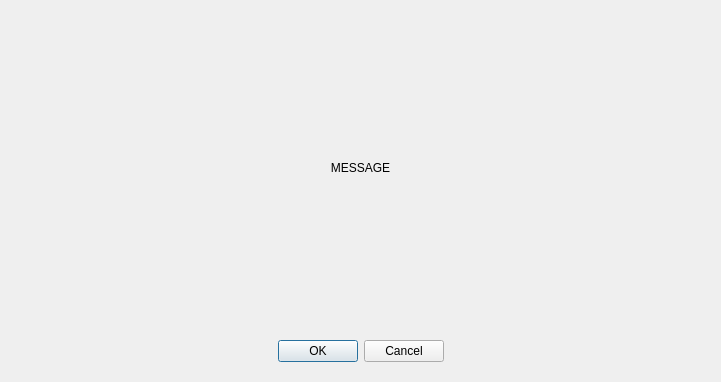
Before: the Qt Designer form Cafe5/c5message.ui in End1-1/Cafe5, drawn with Qt 5.
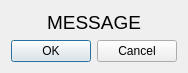
After: the same form once the commit is applied.

Diff of the .ui file:
```diff
--- a/Cafe5/c5message.ui
+++ b/Cafe5/c5message.ui
@@ -6,22 +6,33 @@
    <rect>
     <x>0</x>
     <y>0</y>
-    <width>721</width>
-    <height>382</height>
+    <width>186</width>
+    <height>70</height>
    </rect>
   </property>
   <property name="windowTitle">
    <string/>
   </property>
-  <layout class="QVBoxLayout" name="verticalLayout">
-   <item>
+  <layout class="QGridLayout" name="gridLayout">
+   <item row="0" column="0">
     <widget class="QLabel" name="lbMessage">
      <property name="sizePolicy">
       <sizepolicy hsizetype="Preferred" vsizetype="Preferred">
        <horstretch>0</horstretch>
-       <verstretch>1</verstretch>
+       <verstretch>0</verstretch>
       </sizepolicy>
      </property>
+     <property name="maximumSize">
+      <size>
+       <width>16777215</width>
+       <height>16777215</height>
+      </size>
+     </property>
+     <property name="font">
+      <font>
+       <pointsize>14</pointsize>
+      </font>
+     </property>
      <property name="text">
       <string>MESSAGE</string>
      </property>
@@ -35,13 +46,31 @@
       <set>Qt::AlignCenter</set>
      </property>
      <property name="wordWrap">
-      <bool>true</bool>
+      <bool>false</bool>
      </property>
     </widget>
    </item>
-   <item>
+   <item row="1" column="0">
     <widget class="QWidget" name="widget" native="true">
+     <property name="maximumSize">
+      <size>
+       <width>16777215</width>
+       <height>16777215</height>
+      </size>
+     </property>
      <layout class="QHBoxLayout" name="horizontalLayout">
+      <property name="leftMargin">
+       <number>0</number>
+      </property>
+      <property name="topMargin">
+       <number>0</number>
+      </property>
+      <property name="rightMargin">
+       <number>0</number>
+      </property>
+      <property name="bottomMargin">
+       <number>0</number>
+      </property>
       <item>
        <spacer name="horizontalSpacer">
         <property name="orientation">
@@ -49,7 +78,7 @@
         </property>
         <property name="sizeHint" stdset="0">
          <size>
-          <width>256</width>
+          <width>40</width>
           <height>20</height>
          </size>
         </property>
@@ -76,7 +105,7 @@
         </property>
         <property name="sizeHint" stdset="0">
          <size>
-          <width>255</width>
+          <width>40</width>
           <height>20</height>
          </size>
         </property>
```
